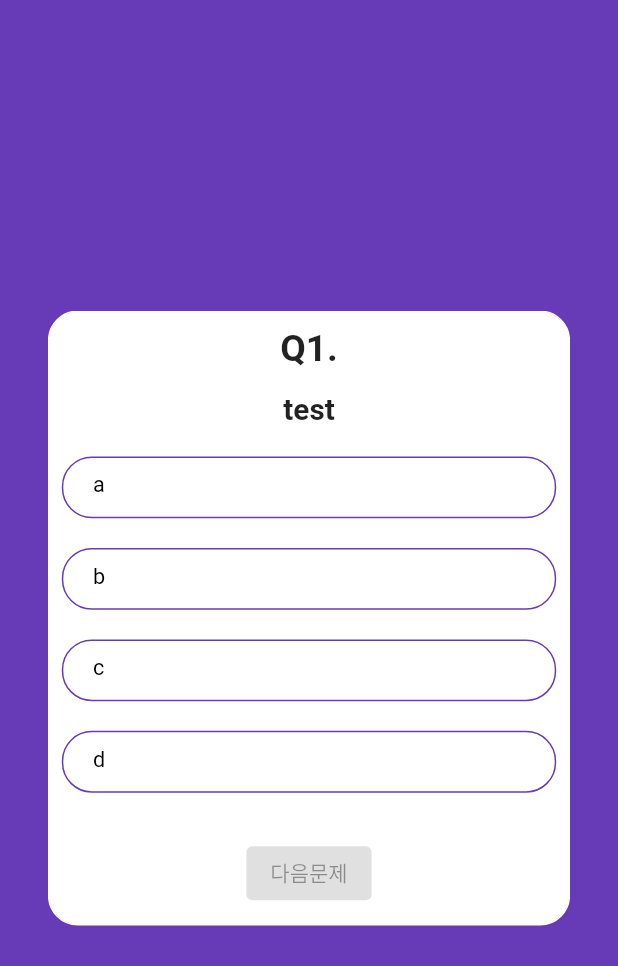
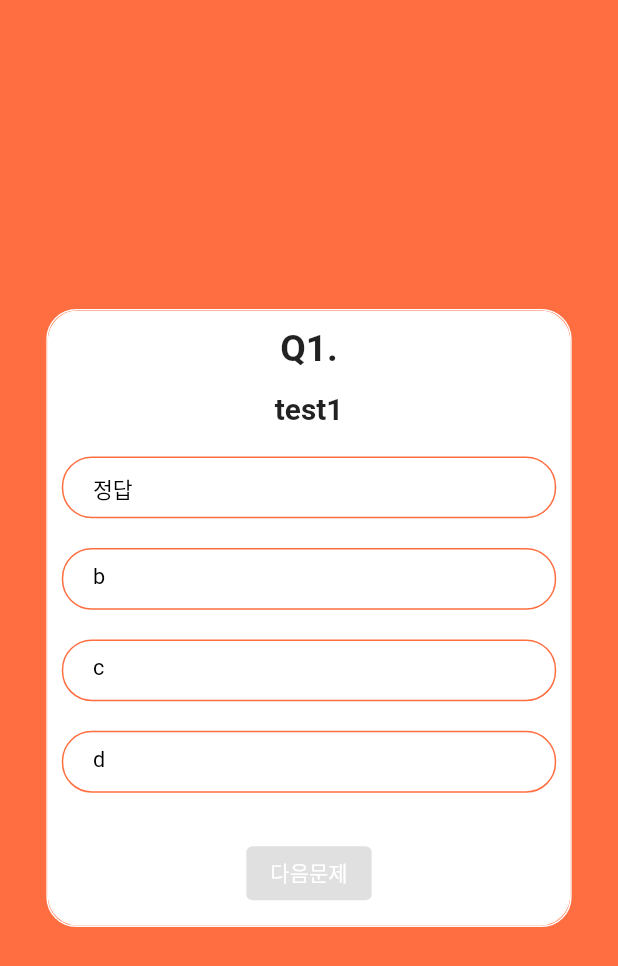
Before and after one commit to bluesun147/flutter_quiz_app, a Flutter app: the screen it shows after launch, after a tap on "지금 퀴즈 풀기", on a phone screen of 412 x 824 dp. Shown: the top 966 px of the screen. Run offline on Flutter 3.47's test engine with Material 2 defaults, Android fonts, the phone set to English and light mode, and no system bars; drawn by our look-alikes of auto_size_text; our stand-ins replace flutter_swiper.

Commit message:
[feat] 앱 테마 색상 수정

```diff
--- a/lib/screen/screen_home.dart
+++ b/lib/screen/screen_home.dart
@@ -9,18 +9,18 @@ class HomeScreen extends StatefulWidget {
 class _HomeScreenState extends State<HomeScreen> {
   List<Quiz> quizs = [
     Quiz.fromMap({
-      'title': 'test',
-      'candidates': ['a', 'b', 'c', 'd'],
+      'title': 'test1',
+      'candidates': ['정답', 'b', 'c', 'd'],
       'answer': 0
     }),
     Quiz.fromMap({
-      'title': 'test',
-      'candidates': ['a', 'b', 'c', 'd'],
+      'title': 'test2',
+      'candidates': ['a2', 'b', 'c', 'd'],
       'answer': 0
     }),
     Quiz.fromMap({
-      'title': 'test',
-      'candidates': ['a', 'b', 'c', 'd'],
+      'title': 'test3',
+      'candidates': ['a3', 'b', 'c', 'd'],
       'answer': 0
     }),
   ];
@@ -30,11 +30,12 @@ class _HomeScreenState extends State<HomeScreen> {
     double width = screenSize.width;
     double height = screenSize.height;
 
-    return SafeArea(
+    return WillPopScope(
+      onWillPop: () async => false, // 안드로이드 뒤로가기 방지
       child: Scaffold(
           appBar: AppBar(
             title: Text('My Quiz App'),
-            backgroundColor: Colors.deepPurple,
+            backgroundColor: Colors.deepOrangeAccent,
             leading: Container(),
           ),
           body: Column(
@@ -80,7 +81,7 @@ class _HomeScreenState extends State<HomeScreen> {
                       child: ElevatedButton(
                         //color: Colors.deepPurple,
                         style: ElevatedButton.styleFrom(
-                          primary: Colors.deepPurple,
+                          primary: Colors.deepOrangeAccent,
                           onPrimary: Colors.white
                         ),
                         child: Text(
--- a/lib/screen/screen_quiz.dart
+++ b/lib/screen/screen_quiz.dart
@@ -28,12 +28,12 @@ class _QuizScreenState extends State<QuizScreen> {
 
     return SafeArea(
       child: Scaffold(
-        backgroundColor: Colors.deepPurple,
+        backgroundColor: Colors.deepOrangeAccent,
         body: Center(
           child: Container(
             decoration: BoxDecoration(
               borderRadius: BorderRadius.circular(20),
-              border: Border.all(color: Colors.deepPurple),
+              border: Border.all(color: Colors.white),
             ),
             width: width * 0.85,
             height: height * 0.5,
@@ -100,9 +100,12 @@ class _QuizScreenState extends State<QuizScreen> {
                   borderRadius: BorderRadius.circular(10),
                 ),
                 child: ElevatedButton(
+                  style: ElevatedButton.styleFrom(backgroundColor: Colors.deepOrangeAccent),
                   child: _currentIndex == widget.quizs.length - 1
-                      ? Text('결과보기')
-                      : Text('다음문제'),
+                      ? Text('결과보기', style: TextStyle(
+                              color: Colors.white),)
+                      : Text('다음문제', style: TextStyle(
+                              color: Colors.white),),
                   // style: TextStyle(color: Colors.white),
                   onPressed: _answers[_currentIndex] == -1
                       ? null
--- a/lib/widget/widget_candidate.dart
+++ b/lib/widget/widget_candidate.dart
@@ -29,8 +29,8 @@ class _CandWidgetState extends State<CandWidget> {
             widget.width * 0.048, widget.width * 0.024),
         decoration: BoxDecoration(
           borderRadius: BorderRadius.circular(20),
-          border: Border.all(color: Colors.deepPurple),
-          color: widget.answerState ? Colors.deepPurple : Colors.white,
+          border: Border.all(color: Colors.deepOrangeAccent),
+          color: widget.answerState ? Colors.deepOrangeAccent : Colors.white,
         ),
         child: InkWell(
             child: Text(
```
Also changed, not shown: lib/screen/screen_result.dart (+5 -5 lines).
